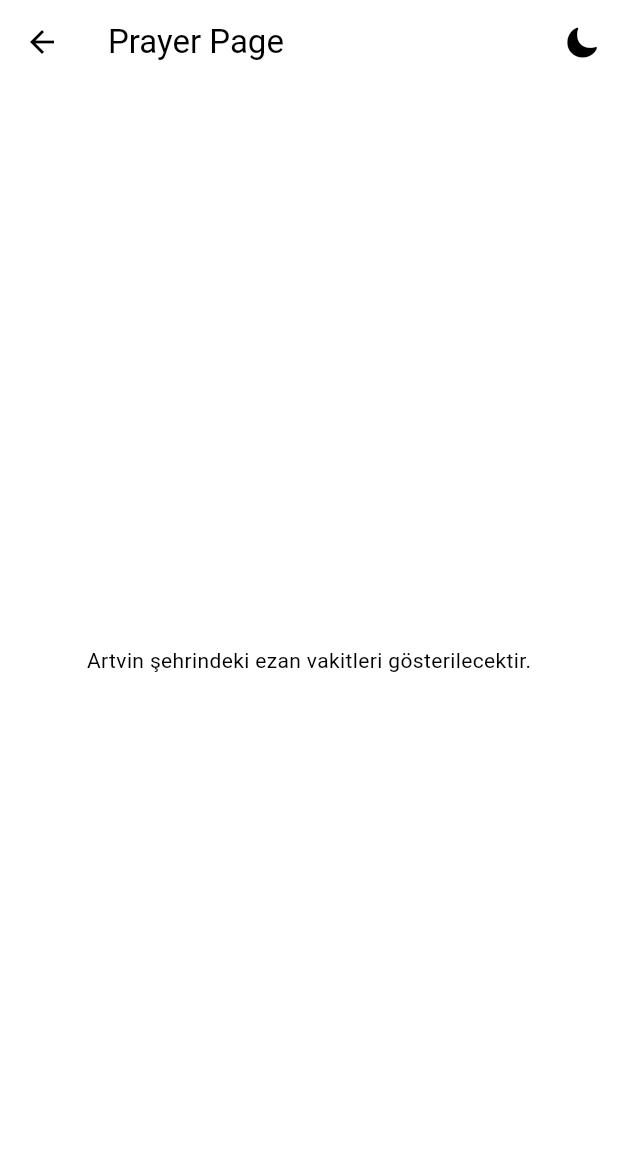
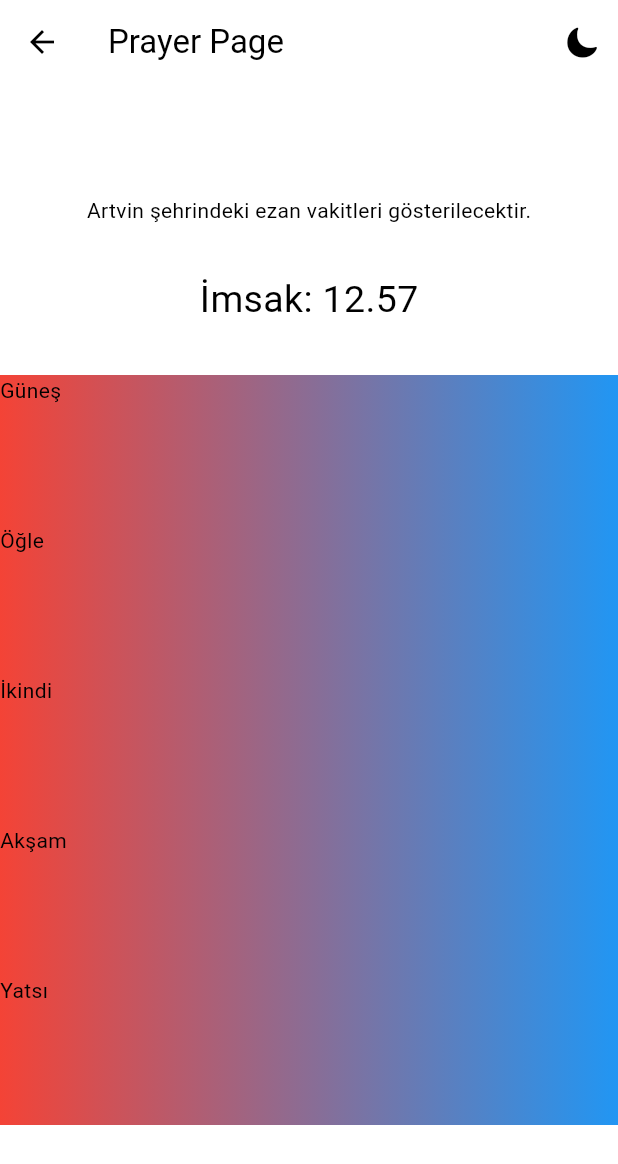
Before and after one commit to baldking1629/flutter_ezan_app, a Flutter app: the screen it shows after launch, after a tap on "Adana", after a tap on the "arrow drop up" icon, on a phone screen of 412 x 824 dp. Shown: the top 1164 px of the screen. Run offline on Flutter 3.47's test engine with Material 3 defaults, Android fonts, the phone set to English and light mode, and no system bars.

Commit message:
ezan vakitleri sayfası tasarımı

```diff
--- a/lib/pages/prayer_page.dart
+++ b/lib/pages/prayer_page.dart
@@ -18,9 +18,63 @@ class _PrayerPageState extends State<PrayerPage> {
         actions: [myIconButton(context)],
       ),
       body: Center(
-        child:
-            Text('${widget.sehir!} şehrindeki ezan vakitleri gösterilecektir.'),
-      ),
+          child: Column(
+        mainAxisAlignment: MainAxisAlignment.center,
+        children: [
+          Text('${widget.sehir!} şehrindeki ezan vakitleri gösterilecektir.'),
+          Container(
+            height: 100,
+            width: double.maxFinite - 100,
+            decoration: const BoxDecoration(
+              //gradient: LinearGradient(colors: [Colors.red, Colors.blue]),
+              borderRadius: BorderRadius.all(
+                Radius.circular(12),
+              ),
+            ),
+            child: const Center(
+              child: Text(
+                'İmsak: 12.57',
+                style: TextStyle(fontSize: 25),
+              ),
+            ),
+          ),
+          Container(
+            height: 100,
+            width: double.infinity,
+            decoration: const BoxDecoration(
+                gradient: LinearGradient(colors: [Colors.red, Colors.blue])),
+            child: const Text('Güneş'),
+          ),
+          Container(
+            height: 100,
+            width: double.infinity,
+            decoration: const BoxDecoration(
+                gradient: LinearGradient(colors: [Colors.red, Colors.blue])),
+            child: const Text('Öğle'),
+          ),
+          Container(
+            height: 100,
+            width: double.infinity,
+            decoration: const BoxDecoration(
+                gradient: LinearGradient(colors: [Colors.red, Colors.blue])),
+            child: const Text('İkindi'),
+          ),
+          Container(
+            height: 100,
+            width: double.infinity,
+            decoration: const BoxDecoration(
+                gradient: LinearGradient(colors: [Colors.red, Colors.blue])),
+            child: const Text('Akşam'),
+          ),
+          Container(
+            height: 100,
+            width: double.infinity,
+            decoration: const BoxDecoration(
+                gradient: LinearGradient(colors: [Colors.red, Colors.blue])),
+            child: const Text('Yatsı'),
+          ),
+        ],
+      )),
     );
   }
 }
```
Also changed, not shown: lib/constants/my_actions_iconbutton.dart (line endings or trailing spaces).
